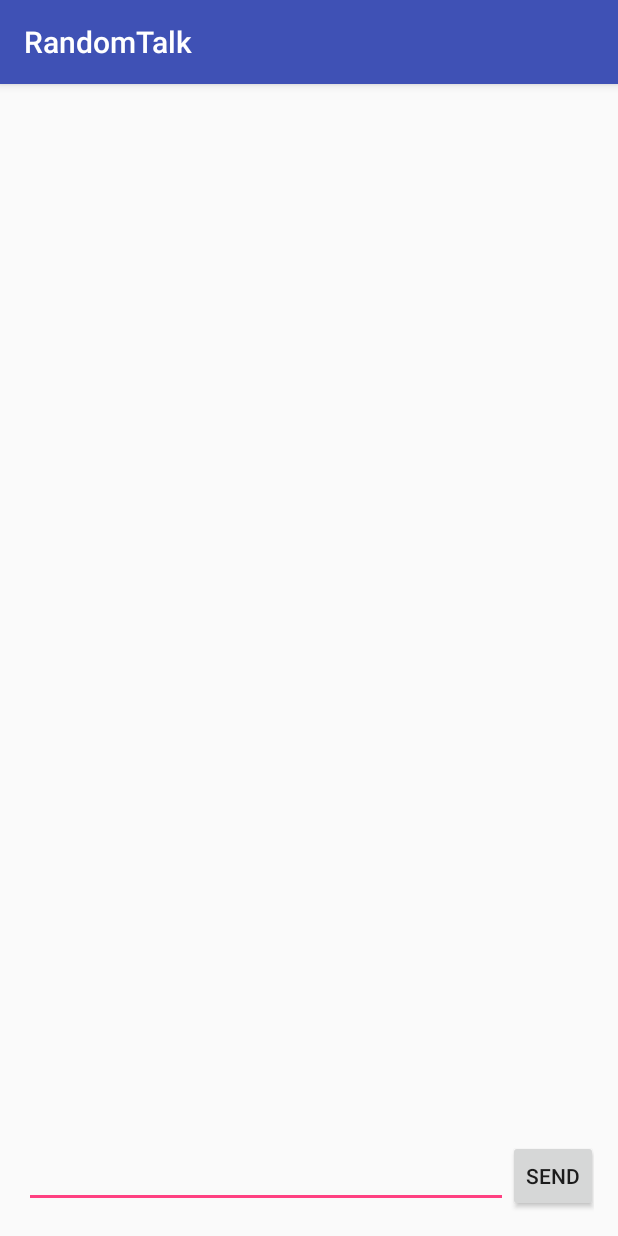
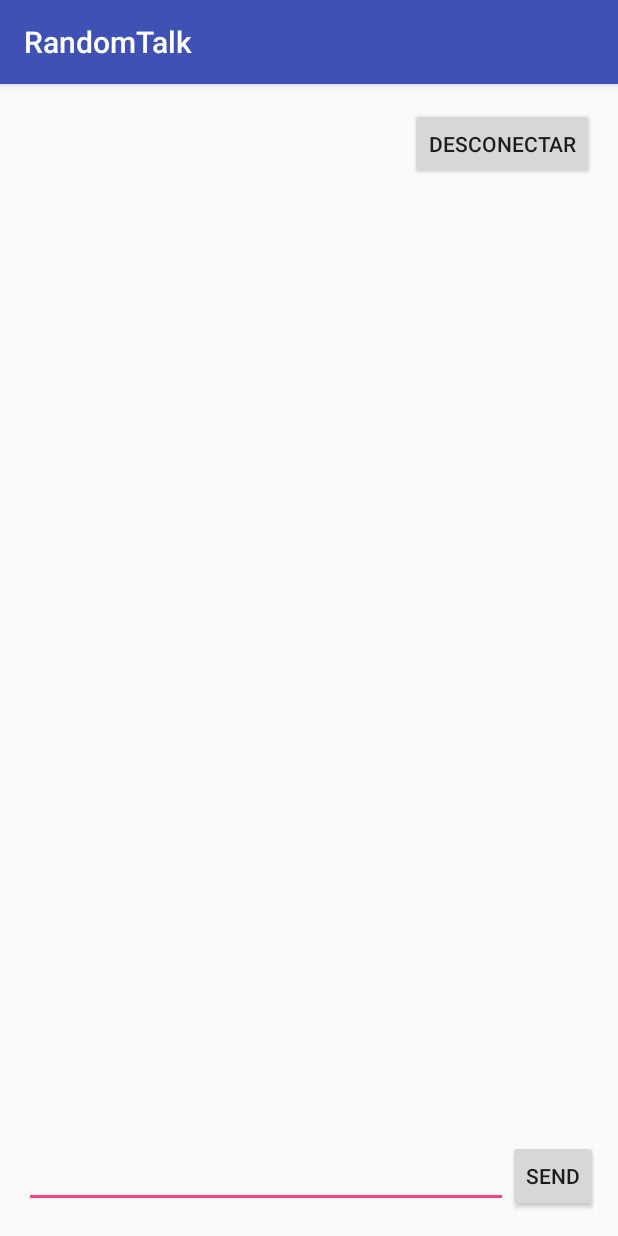
Before and after one commit to endikap100/RandomTalk, an Android app: the ChatActivity screen opened directly, with no data from a screen before it, on a phone screen of 412 x 824 dp. Run offline under Robolectric (Android 15) with nearby library versions, the phone set to English and light mode, and no system bars.

Commit message:
desconectar

```diff
--- a/app/src/main/java/das/randomtalk/DoHTTPRequest.java
+++ b/app/src/main/java/das/randomtalk/DoHTTPRequest.java
@@ -80,7 +80,7 @@ public class DoHTTPRequest extends AsyncTask<String, Void, String> {
                 }
                 break;
 
-            case "UserInfo":
+            case "UserInfo":case "desconectar":
                 try {
                     param = "rid=" + URLEncoder.encode(datuak[0], "UTF-8");
                 } catch (UnsupportedEncodingException e) {
@@ -116,6 +116,7 @@ public class DoHTTPRequest extends AsyncTask<String, Void, String> {
             case "emparejar": st = "http://galan.ehu.eus/jnieto011/WEB/emparejar.php"; break;
             case "sendtext": st = "http://galan.ehu.eus/jnieto011/WEB/postMessage.php"; break;
             case "UserInfo": st = "http://galan.ehu.eus/jnieto011/WEB/DatosUsuario.php"; break;
+            case "desconectar": st = "http://galan.ehu.eus/jnieto011/WEB/Desconectar.php"; break;
             default: break;
         }
 
--- a/app/src/main/res/layout/activity_chat.xml
+++ b/app/src/main/res/layout/activity_chat.xml
@@ -1,5 +1,5 @@
 <?xml version="1.0" encoding="utf-8"?>
-<RelativeLayout xmlns:android="http://schemas.android.com/apk/res/android"
+<GridLayout xmlns:android="http://schemas.android.com/apk/res/android"
     xmlns:tools="http://schemas.android.com/tools"
     android:layout_width="match_parent"
     android:layout_height="match_parent"
@@ -11,13 +11,32 @@
     android:orientation="vertical"
     android:weightSum="1">
 
+    <LinearLayout
+        android:orientation="horizontal"
+        android:layout_width="match_parent"
+        android:layout_height="wrap_content"
+        android:layout_alignParentLeft="true"
+        android:layout_alignParentStart="true"
+        android:id="@+id/lineal"
+        android:layout_row="0"
+        android:layout_column="0"
+        android:gravity="right">
+
+        <Button
+            style="?android:attr/buttonStyleSmall"
+            android:layout_width="wrap_content"
+            android:layout_height="wrap_content"
+            android:text="Desconectar"
+            android:id="@+id/desconectar"
+            android:onClick="desconectar"/>
+    </LinearLayout>
 
     <TextView
         android:layout_width="match_parent"
-        android:layout_height="350dp"
+        android:layout_height="300dp"
         android:text="chat text"
         android:id="@+id/chattext"
-        android:layout_row="0"
+        android:layout_row="1"
         android:layout_column="0"
         android:scrollbars="vertical"/>
 
@@ -50,4 +69,4 @@
             android:onClick="send"/>
     </LinearLayout>
 
-</RelativeLayout>
+</GridLayout>
```
Also changed, not shown: app/src/main/java/das/randomtalk/ChatActivity.java (+6 -1 lines), app/src/main/java/das/randomtalk/MiGcmListenerService.java (+13 -0 lines).
